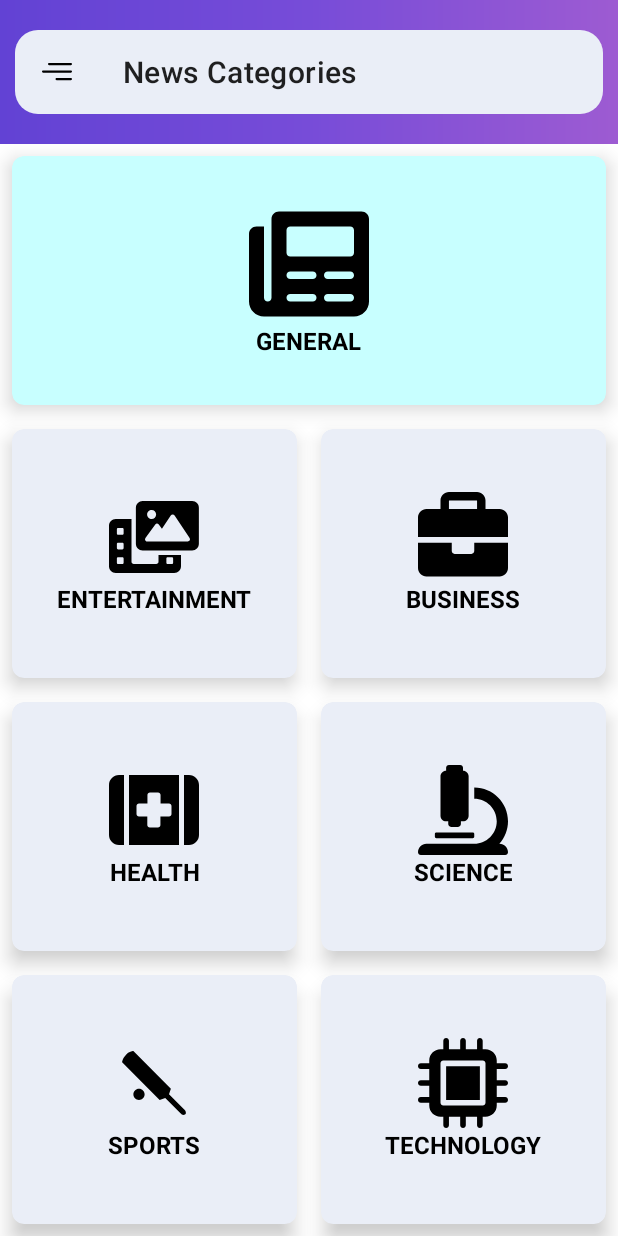
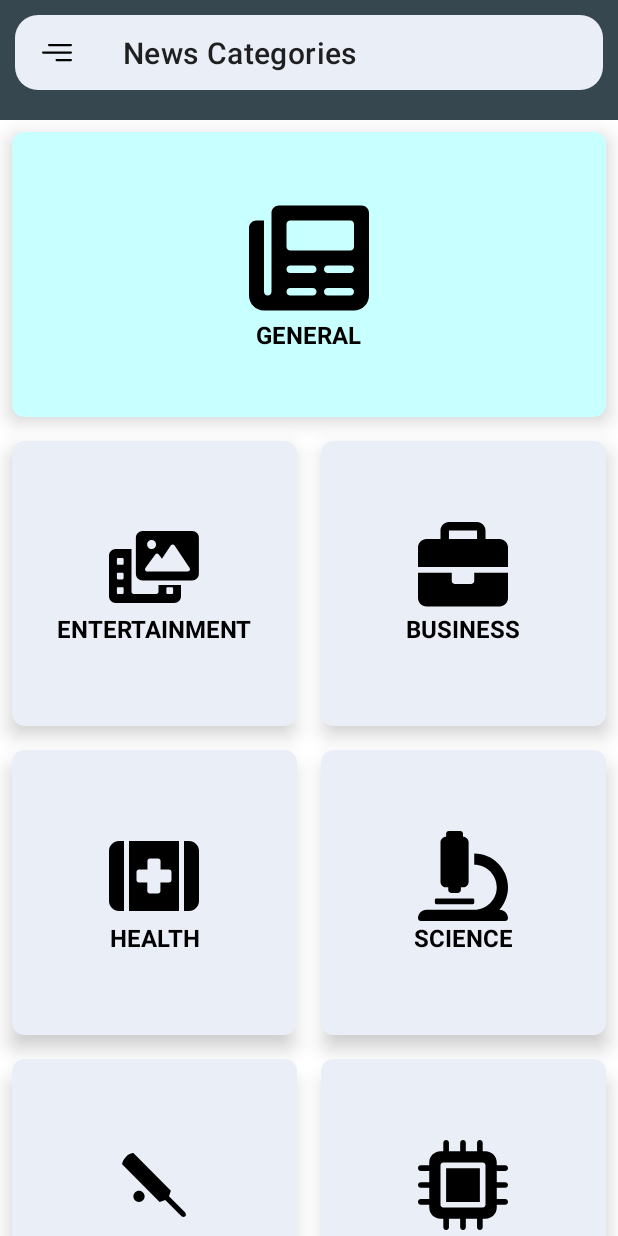
Before and after one commit to santhosh-01/News_Feed, an Android app: the screen it shows after launch (MainActivity), after a tap on an icon or button, on a phone screen of 412 x 824 dp. Run offline under Robolectric (Android 15) with nearby library versions, the phone set to English and light mode, and no system bars; our stand-ins replace Dagger/Hilt's generated code, Picasso, Room's generated code, navigation-ui; network calls fail; pictures from the network do not load; 1 statement that could not run was skipped.

Commit message:
Initial Commit

```diff
--- a/app/src/main/java/com/example/newsfeed/ui/MainActivity.kt
+++ b/app/src/main/java/com/example/newsfeed/ui/MainActivity.kt
@@ -1,12 +1,14 @@
 package com.example.newsfeed.ui
 
 import android.app.AlertDialog
+import android.graphics.Color
 import android.os.Bundle
 import android.util.Log
+import android.view.Menu
 import android.view.View
 import androidx.appcompat.app.AppCompatActivity
 import androidx.appcompat.widget.Toolbar
-import androidx.core.content.res.ResourcesCompat
+import androidx.coordinatorlayout.widget.CoordinatorLayout
 import androidx.lifecycle.ViewModelProvider
 import androidx.navigation.NavController
 import androidx.navigation.fragment.NavHostFragment
@@ -19,6 +21,8 @@ import com.example.newsfeed.ui.fragments.ArticlePreviewFragment
 import com.example.newsfeed.ui.fragments.BookmarksFragment
 import com.example.newsfeed.ui.fragments.HomeFragment
 import com.example.newsfeed.viewmodel.NewsViewModel
+import com.google.android.material.appbar.AppBarLayout
+import com.google.android.material.snackbar.Snackbar
 import dagger.hilt.android.AndroidEntryPoint
 
 @AndroidEntryPoint
@@ -43,6 +47,7 @@ class MainActivity : AppCompatActivity() {
 
         if (savedInstanceState == null) {
             viewModel.saveNewsCategory("general")
+            viewModel.saveNewsCountry("in")
         }
     }
 
@@ -56,13 +61,16 @@ class MainActivity : AppCompatActivity() {
 
     private fun setWindowBackgroundDrawable() {
         // Here, we are setting the complete background including status bas as primary_gradient
-        window.setBackgroundDrawable(
-            ResourcesCompat.getDrawable(
-                this.resources,
-                R.drawable.primary_gradient,
-                null
-            )
-        )
+//        window.setBackgroundDrawable(
+//            ResourcesCompat.getDrawable(
+//                this.resources,
+//                R.drawable.primary_gradient,
+//                null
+//            )
+//        )
+
+        // Here, we are setting taskbar
+        window.statusBarColor = Color.rgb(55,71,79)
     }
 
     private fun setupCustomToolbar() {
@@ -100,11 +108,20 @@ class MainActivity : AppCompatActivity() {
         NavController.OnDestinationChangedListener { controller, destination, arguments ->
             when (destination.id) {
                 R.id.articlePreviewFragment -> {
+                    (binding.customAppBar.myToolbar.layoutParams as AppBarLayout.LayoutParams).scrollFlags = AppBarLayout.LayoutParams.SCROLL_FLAG_SNAP_MARGINS
+                    (binding.fragmentContainerView.layoutParams as CoordinatorLayout.LayoutParams).behavior = null
+                    (binding.fragmentContainerView.layoutParams as CoordinatorLayout.LayoutParams).topMargin = 220
                     hideSearchView()
                     hideBottomNavBar()
                     hideNavigationIcon()
                 }
                 R.id.homeFragment -> {
+                    (binding.customAppBar.myToolbar.layoutParams as AppBarLayout.LayoutParams).scrollFlags =
+                        (AppBarLayout.LayoutParams.SCROLL_FLAG_SCROLL
+                                or AppBarLayout.LayoutParams.SCROLL_FLAG_ENTER_ALWAYS)
+                    (binding.fragmentContainerView.layoutParams as CoordinatorLayout.LayoutParams).behavior = AppBarLayout.ScrollingViewBehavior()
+                    (binding.fragmentContainerView.layoutParams as CoordinatorLayout.LayoutParams).topMargin = 0
+
                     showSearchView()
                     showBottomNavBar()
                     showNavigationIcon()
@@ -116,6 +133,12 @@ class MainActivity : AppCompatActivity() {
                     viewModel.unSelectAllArticles()
                 }
                 R.id.bookmarksFragment -> {
+                    (binding.customAppBar.myToolbar.layoutParams as AppBarLayout.LayoutParams).scrollFlags =
+                        (AppBarLayout.LayoutParams.SCROLL_FLAG_SCROLL
+                                or AppBarLayout.LayoutParams.SCROLL_FLAG_ENTER_ALWAYS)
+                    (binding.fragmentContainerView.layoutParams as CoordinatorLayout.LayoutParams).behavior = AppBarLayout.ScrollingViewBehavior()
+                    (binding.fragmentContainerView.layoutParams as CoordinatorLayout.LayoutParams).topMargin = 0
+
                     showSearchView()
                     showBottomNavBar()
                     hideNavigationIcon()
@@ -240,33 +263,17 @@ class MainActivity : AppCompatActivity() {
         }
     }
 
-    override fun onStart() {
-        super.onStart()
-        Log.i("MainActivity", "onStart")
-    }
+    fun customizeSnackBar(snackbar: Snackbar) {
+        val snackBarView = snackbar.view
+        val params = snackBarView.layoutParams as CoordinatorLayout.LayoutParams
 
-    override fun onResume() {
-        super.onResume()
-        Log.i("MainActivity", "onResume")
-    }
+        params.setMargins(
+            params.leftMargin,
+            params.topMargin,
+            params.rightMargin,
+            params.bottomMargin + 160
+        )
 
-    override fun onPause() {
-        super.onPause()
-        Log.i("MainActivity", "onPause")
-    }
-
-    override fun onDestroy() {
-        super.onDestroy()
-        Log.i("MainActivity", "onDestroy")
-    }
-
-    override fun onRestart() {
-        super.onRestart()
-        Log.i("MainActivity", "onRestart")
-    }
-
-    override fun onStop() {
-        super.onStop()
-        Log.i("MainActivity", "onStop")
+        snackBarView.layoutParams = params
     }
 }
--- a/app/src/main/java/com/example/newsfeed/ui/fragments/ArticleFragment.kt
+++ b/app/src/main/java/com/example/newsfeed/ui/fragments/ArticleFragment.kt
@@ -9,6 +9,7 @@ import android.view.animation.Animation
 import android.view.animation.AnimationUtils
 import android.webkit.WebView
 import android.webkit.WebViewClient
+import android.widget.Toast
 import androidx.fragment.app.Fragment
 import androidx.lifecycle.lifecycleScope
 import androidx.navigation.fragment.findNavController
@@ -104,6 +105,9 @@ class ArticleFragment : Fragment() {
                 if (!arguments.isHomePageNews) {
                     article.isExistInDB = false
                     viewModel.deleteArticle(article)
+                    val snackbar = Snackbar.make(requireView(),"Article was removed from bookmark Successfully", Snackbar.LENGTH_SHORT)
+                    snackbar.show()
+                    snackbar.view.setOnClickListener { snackbar.dismiss() }
                     findNavController().navigate(
                         ArticleFragmentDirections.actionArticleFragmentToBookmarksFragment())
                 }
--- a/app/src/main/java/com/example/newsfeed/ui/fragments/SettingsFragment.kt
+++ b/app/src/main/java/com/example/newsfeed/ui/fragments/SettingsFragment.kt
@@ -24,7 +24,7 @@ class SettingsFragment : Fragment() {
 
         viewModel = (activity as MainActivity).viewModel
 
-        binding.selectedCountryName.text = viewModel.countryMap[viewModel.selectedCountry]
+        binding.selectedCountryName.text = viewModel.countryMap[viewModel.selectedCountry.uppercase()]
         // Inflate the layout for this fragment
         return binding.root
     }
--- a/app/src/main/java/com/example/newsfeed/util/Constants.kt
+++ b/app/src/main/java/com/example/newsfeed/util/Constants.kt
@@ -4,15 +4,25 @@ class Constants {
 
     companion object {
         const val BASE_URL = "https://newsapi.org"
-        val API_KEYS: List<String> = listOf("eebedaf274924cecb6d828149b79680e",
+        val API_KEYS: List<String> = listOf(
+            "eebedaf274924cecb6d828149b79680e",
             "4851d2859ad9447ca79ab81951d3c4f6",
             "6328ad2ed8d346d9b9787cc5926e8733",
-            "4918214f38ac4a48a7aa67b43e0104af")
+            "4918214f38ac4a48a7aa67b43e0104af",
+            "168ed7f5e74447b4820bdd5261250421",
+            "7fed03f410bd4efe854b3a2dd8cc4463",
+            "a306481674124290aeb489fc6d9b3566",
+
+        )
+
         //        santhosh.110999
 //        const val API_KEY = "eebedaf274924cecb6d828149b79680e"
 //        const val API_KEY = "4851d2859ad9447ca79ab81951d3c4f6"
 //        const val API_KEY = "6328ad2ed8d346d9b9787cc5926e8733"
 //        const val API_KEY = "4918214f38ac4a48a7aa67b43e0104af" Marnish
+//        168ed7f5e74447b4820bdd5261250421 9000kj
+//        7fed03f410bd4efe854b3a2dd8cc4463 50kj
+        //        a306481674124290aeb489fc6d9b3566 Karthick
         const val SEARCH_NEWS_TIME_DELAY = 500L
         const val QUERY_PAGE_SIZE = 10
         const val TOTAL_RECORD = 100
--- a/app/src/main/java/com/example/newsfeed/viewmodel/NewsViewModel.kt
+++ b/app/src/main/java/com/example/newsfeed/viewmodel/NewsViewModel.kt
@@ -72,7 +72,6 @@ class NewsViewModel @Inject constructor(
     val selectedItemPositionsInHome: MutableLiveData<List<Int>> = MutableLiveData(listOf())
     private val selectedItemPositionsInBookmark: MutableLiveData<List<Int>> =
         MutableLiveData(listOf())
-
 
     init {
         initCategoryAndCountryForFirstTime()
--- a/app/src/main/res/layout/activity_main.xml
+++ b/app/src/main/res/layout/activity_main.xml
@@ -1,47 +1,39 @@
 <?xml version="1.0" encoding="utf-8"?>
-<androidx.constraintlayout.widget.ConstraintLayout xmlns:android="http://schemas.android.com/apk/res/android"
+
+<!--    Above, The reason to put background white is to override the background color which is set in Main Activity code-->
+
+
+<androidx.coordinatorlayout.widget.CoordinatorLayout xmlns:android="http://schemas.android.com/apk/res/android"
     xmlns:app="http://schemas.android.com/apk/res-auto"
     xmlns:tools="http://schemas.android.com/tools"
+    android:id="@+id/coordinatorLayout"
     android:layout_width="match_parent"
     android:layout_height="match_parent"
-    tools:context=".ui.MainActivity"
-    android:background="@color/white">
+    app:layout_constraintStart_toStartOf="parent"
+    app:layout_constraintTop_toTopOf="parent"
+    tools:context=".ui.MainActivity">
 
-    <!--    Above, The reason to put background white is to override the background color which is set in Main Activity code-->
-
-
-    <androidx.coordinatorlayout.widget.CoordinatorLayout
-        android:layout_width="match_parent"
-        android:layout_height="wrap_content"
-        app:layout_constraintTop_toTopOf="parent"
-        app:layout_constraintStart_toStartOf="parent"
-        android:background="@drawable/primary_gradient"
-        android:id="@+id/coordinator">
-
-        <include
-            android:id="@+id/custom_app_bar"
-            layout="@layout/custom_app_bar" />
-
-    </androidx.coordinatorlayout.widget.CoordinatorLayout>
+    <include
+        android:id="@+id/custom_app_bar"
+        layout="@layout/custom_app_bar" />
 
     <ProgressBar
         android:id="@+id/progressBar_middle"
         style="?android:attr/progressBarStyle"
         android:layout_width="wrap_content"
         android:layout_height="wrap_content"
+        android:indeterminateTint="@color/purple_500"
         android:visibility="invisible"
-        android:indeterminateTint="@color/purple_500"
-        app:layout_constraintTop_toTopOf="parent"
-        app:layout_constraintBottom_toBottomOf="parent"
-        app:layout_constraintEnd_toEndOf="parent"
-        app:layout_constraintStart_toStartOf="parent"
-        tools:visibility="visible"/>
+        android:layout_gravity="center"
+        tools:visibility="visible" />
 
     <androidx.fragment.app.FragmentContainerView
+        app:layout_behavior="@string/appbar_scrolling_view_behavior"
+        android:layout_gravity="bottom"
         android:id="@+id/fragmentContainerView"
         android:name="androidx.navigation.fragment.NavHostFragment"
         android:layout_width="match_parent"
-        android:layout_height="0dp"
+        android:layout_height="match_parent"
         app:defaultNavHost="true"
         app:layout_constraintBottom_toTopOf="@+id/bottom_nav_bar"
         app:layout_constraintStart_toStartOf="parent"
@@ -49,12 +41,15 @@
         app:navGraph="@navigation/main_navigation" />
 
     <com.google.android.material.bottomnavigation.BottomNavigationView
+        app:layout_behavior="@string/hide_bottom_view_on_scroll_behavior"
         android:id="@+id/bottom_nav_bar"
+        android:layout_gravity="bottom"
         style="@style/Widget.MaterialComponents.BottomNavigationView.Colored"
         android:layout_width="match_parent"
         android:layout_height="wrap_content"
+        android:background="@color/ltblue"
         app:layout_constraintBottom_toBottomOf="parent"
         app:layout_constraintStart_toStartOf="parent"
         app:menu="@menu/bottom_nav_bar_menu" />
 
-</androidx.constraintlayout.widget.ConstraintLayout>
+</androidx.coordinatorlayout.widget.CoordinatorLayout>
--- a/app/src/main/res/layout/custom_app_bar.xml
+++ b/app/src/main/res/layout/custom_app_bar.xml
@@ -2,47 +2,50 @@
 <com.google.android.material.appbar.AppBarLayout xmlns:android="http://schemas.android.com/apk/res/android"
     xmlns:app="http://schemas.android.com/apk/res-auto"
     android:id="@+id/appbar"
-    app:elevation="0dp"
     android:layout_width="match_parent"
     android:layout_height="wrap_content"
-    android:layout_marginHorizontal="10dp"
-    android:layout_marginVertical="10dp"
-    android:background="@android:color/transparent">
+    android:background="@color/ltblue"
+    app:elevation="0dp">
 
     <androidx.appcompat.widget.Toolbar
         android:id="@+id/my_toolbar"
         android:layout_width="match_parent"
-        android:layout_height="?attr/actionBarSize"
-        android:layout_marginVertical="10dp"
-        android:background="@drawable/background_border">
+        android:layout_height="50dp"
+        android:layout_marginHorizontal="10dp"
+        android:layout_marginTop="10dp"
+        android:layout_marginBottom="20dp"
+        android:background="@drawable/background_border"
+        app:layout_scrollFlags="scroll|enterAlways">
 
         <ImageButton
             android:id="@+id/navigationIcon"
             android:layout_width="wrap_content"
-            android:layout_height="wrap_content"
+            android:layout_height="match_parent"
             android:background="@android:color/transparent"
+            android:padding="10dp"
             android:src="@drawable/ic_menu_left_lined"
-            android:padding="10dp"
-            android:visibility="gone"/>
+            android:visibility="gone" />
 
         <ImageButton
             android:id="@+id/backNavigationIcon"
             android:layout_width="wrap_content"
-            android:layout_height="wrap_content"
+            android:layout_height="match_parent"
             android:background="@android:color/transparent"
+            android:padding="10dp"
             android:src="@drawable/ic_menu_right_lined"
-            android:padding="10dp"
-            android:visibility="gone"/>
+            android:visibility="gone" />
 
         <androidx.appcompat.widget.SearchView
             android:id="@+id/search_view"
             android:layout_width="match_parent"
-            android:layout_height="wrap_content"
+            android:layout_height="match_parent"
             android:elevation="4dp"
+            android:foregroundTint="@color/black"
+            app:closeIcon="@drawable/ic_baseline_close_24"
+            app:iconifiedByDefault="false"
+            app:queryBackground="@android:color/transparent"
+            android:background="@null"
             app:queryHint="Search here"
-            app:iconifiedByDefault="false"
-            app:closeIcon="@drawable/ic_baseline_close_24"
-            android:foregroundTint="@color/black"
             app:searchIcon="@drawable/ic_baseline_search_24" />
 
     </androidx.appcompat.widget.Toolbar>
--- a/app/src/main/res/layout/fragment_home.xml
+++ b/app/src/main/res/layout/fragment_home.xml
@@ -5,8 +5,7 @@
     android:layout_width="match_parent"
     android:layout_height="match_parent"
     tools:context=".ui.fragments.HomeFragment"
-    android:focusableInTouchMode="true"
-    android:background="@color/background">
+    android:focusableInTouchMode="true">
 
     <!--<LinearLayout
         android:visibility="gone"
--- a/app/src/main/res/values/colors.xml
+++ b/app/src/main/res/values/colors.xml
@@ -21,6 +21,7 @@
     <color name="secondaryColor">#FFCA28</color>
     <color name="background">#eaeef7</color>
     <color name="ltgray">#CFCCCB</color>
+    <color name="ltblue">#ff37474f</color>
 
     <!-- Other colors -->
     <color name="color_transparent">#33000000</color>
```
Also changed, not shown: app/src/main/java/com/example/newsfeed/ui/fragments/ArticlePreviewFragment.kt (+2 -6 lines), app/src/main/java/com/example/newsfeed/ui/fragments/BookmarksFragment.kt (+10 -8 lines), app/src/main/java/com/example/newsfeed/ui/fragments/HomeFragment.kt (+13 -22 lines), app/src/main/res/layout/fragment_article_preview.xml (+5 -3 lines), app/src/main/res/layout/fragment_bookmarks.xml (+13 -5 lines).
